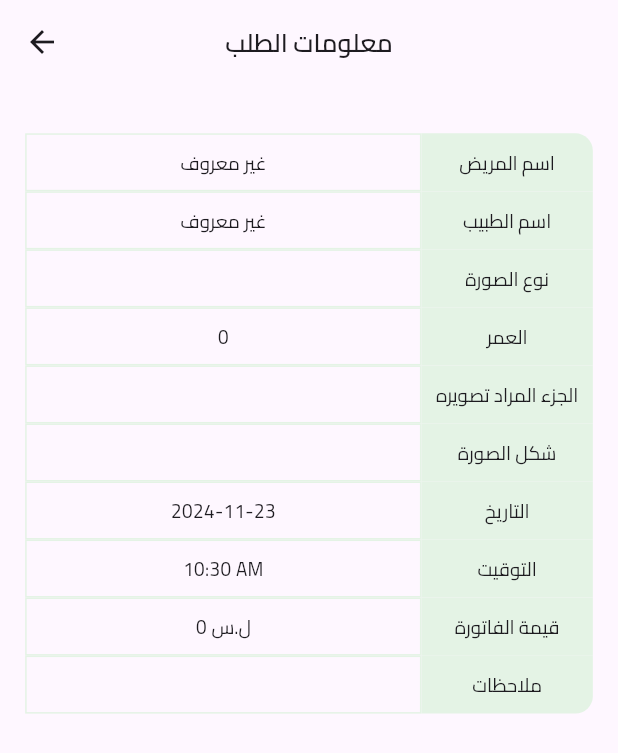
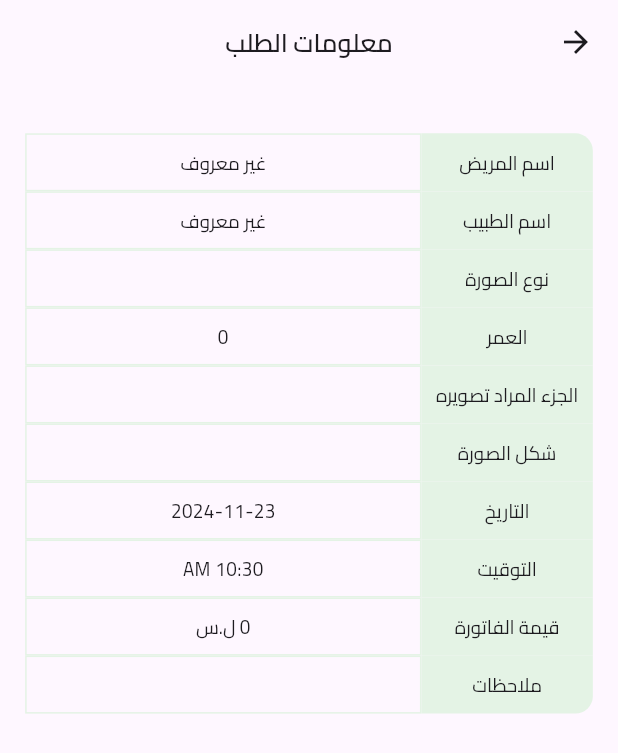
Before and after one commit to alsakniahmad51/TaifClinic, a Flutter app: the OrderDetailes screen opened directly with empty values, on a phone screen of 412 x 824 dp. Shown: the top 753 px of the screen. Run offline on Flutter 3.47's test engine with Material 3 defaults, Android fonts, the phone set to English and light mode, and no system bars; our stand-ins replace bloc, equatable, flutter_bloc, flutter_screenutil, flutter_svg, supabase_flutter and 1 more; accounts and stored records are empty.

Commit message:
Edited home page UI

```diff
--- a/lib/features/home/presentation/pages/order_detailes.dart
+++ b/lib/features/home/presentation/pages/order_detailes.dart
@@ -2,7 +2,7 @@ import 'package:clinic/features/home/domain/Entities/order.dart';
 import 'package:clinic/features/home/presentation/widgets/table_item_order_detailes.dart';
 import 'package:flutter/material.dart';
 import 'package:flutter_screenutil/flutter_screenutil.dart';
-import 'package:intl/intl.dart';
+import 'package:intl/intl.dart' as intl;
 
 class OrderDetailes extends StatelessWidget {
   const OrderDetailes({super.key, required this.data});
@@ -16,8 +16,10 @@ class OrderDetailes extends StatelessWidget {
     // var partTime = timefake.split('.');
     // String time = partTime[0];
     DateTime time = data.date;
-    String formattedTime = DateFormat('hh:mm a').format(time);
-    return Scaffold(
+    String formattedTime = intl.DateFormat('hh:mm a').format(time);
+    return Directionality(
+      textDirection: TextDirection.rtl,
+      child: Scaffold(
         appBar: AppBar(
           centerTitle: true,
           title: Text(
@@ -92,6 +94,7 @@ class OrderDetailes extends StatelessWidget {
             ],
           ),
         ),
+      ),
     );
   }
 }
--- a/lib/features/home/presentation/widgets/table_item_order_detailes.dart
+++ b/lib/features/home/presentation/widgets/table_item_order_detailes.dart
@@ -21,21 +21,6 @@ class TableItem extends StatelessWidget {
       children: [
         Container(
           height: 40.h,
-          width: 252.w,
-          decoration: BoxDecoration(
-            border: Border.all(
-              color: const Color(0xffE4F3E5),
-            ),
-          ),
-          child: Center(
-            child: Text(
-              value,
-              style: TextStyle(fontSize: 12.sp, fontWeight: FontWeight.w400),
-            ),
-          ),
-        ),
-        Container(
-          height: 40.h,
           width: 109.w,
           decoration: BoxDecoration(
             color: const Color(0xffE4F3E5),
@@ -50,6 +35,21 @@ class TableItem extends StatelessWidget {
             ),
           ),
         ),
+        Container(
+          height: 40.h,
+          width: 252.w,
+          decoration: BoxDecoration(
+            border: Border.all(
+              color: const Color(0xffE4F3E5),
+            ),
+          ),
+          child: Center(
+            child: Text(
+              value,
+              style: TextStyle(fontSize: 12.sp, fontWeight: FontWeight.w400),
+            ),
+          ),
+        ),
 
         // 0xffE4F3E5
       ],
```
Also changed, not shown: lib/features/home/presentation/pages/home_page.dart (+13 -1 lines), lib/features/home/presentation/widgets/home_app_bar.dart (+0 -37 lines). Lines whose indentation alone changed are shown as unchanged.
